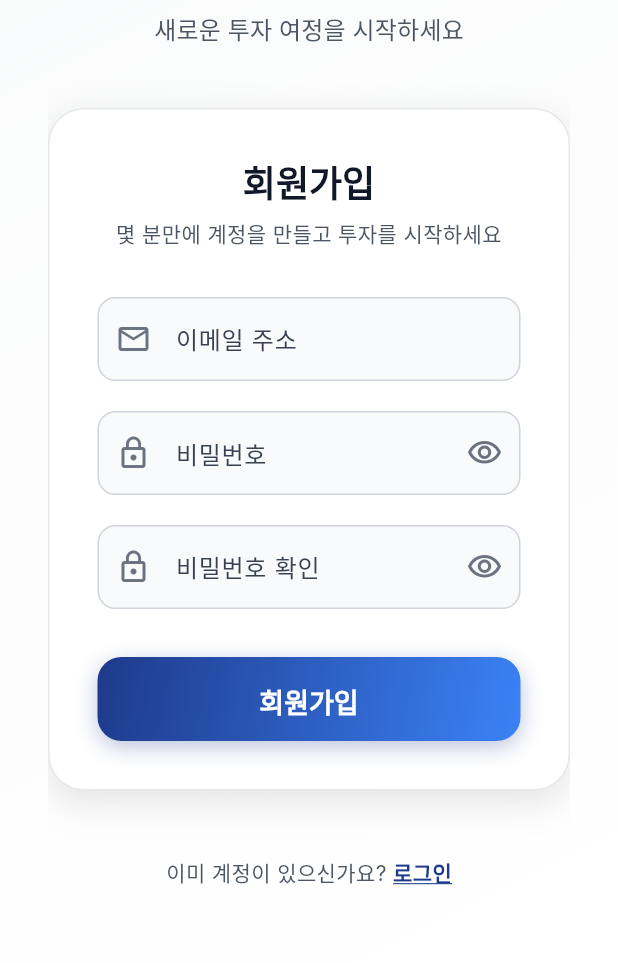
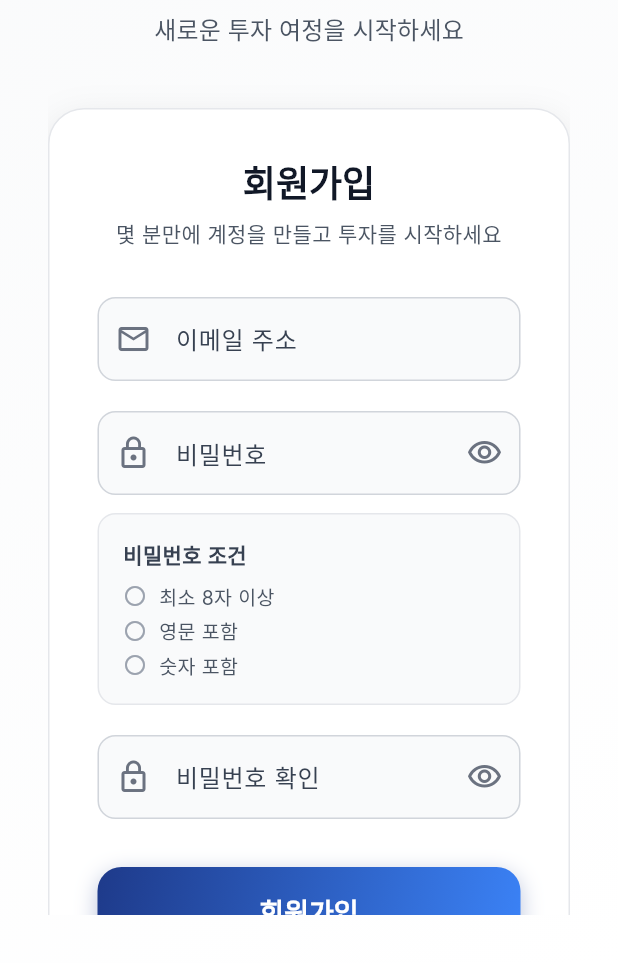
Before and after one commit to sbigstar0310/porta, a Flutter app: the RegisterScreen screen opened by its route, on a phone screen of 412 x 824 dp, the part 273-1236 px from its top. Run offline on Flutter 3.47's test engine with Material 3 defaults, Android fonts, the phone set to English and light mode, and no system bars; our stand-ins replace dio, equatable, flutter_bloc, flutter_dotenv, flutter_markdown, flutter_secure_storage and 3 more; accounts and stored records are empty; network calls fail; Roboto replaces fonts that are missing (Inter).

Commit message:
[feat:frontend] Implement password validation and requirements display in registration screen
- Added password validation logic to ensure minimum length, letter, and number requirements are met.
- Introduced a visual display of password requirements to guide users during registration.
- Updated form validation to reflect new password criteria.

```diff
--- a/frontend/lib/screens/auth/register_screen.dart
+++ b/frontend/lib/screens/auth/register_screen.dart
@@ -23,14 +23,37 @@ class _RegisterScreenState extends State<RegisterScreen> {
   bool _obscurePassword = true;
   bool _obscureConfirmPassword = true;
 
+  // 비밀번호 검증 상태
+  bool _hasMinLength = false;
+  bool _hasLetter = false;
+  bool _hasNumber = false;
+
+  @override
+  void initState() {
+    super.initState();
+    _passwordController.addListener(_validatePassword);
+  }
+
   @override
   void dispose() {
+    _passwordController.removeListener(_validatePassword);
     _emailController.dispose();
     _passwordController.dispose();
     _confirmPasswordController.dispose();
     _nameController.dispose();
     super.dispose();
   }
+
+  void _validatePassword() {
+    final password = _passwordController.text;
+    setState(() {
+      _hasMinLength = password.length >= 8;
+      _hasLetter = RegExp(r'[a-zA-Z]').hasMatch(password);
+      _hasNumber = RegExp(r'[0-9]').hasMatch(password);
+    });
+  }
+
+  bool get _isPasswordValid => _hasMinLength && _hasLetter && _hasNumber;
 
   void _handleRegister() {
     if (!_formKey.currentState!.validate()) return;
@@ -286,19 +309,24 @@ class _RegisterScreenState extends State<RegisterScreen> {
                 if (value == null || value.isEmpty) {
                   return '비밀번호를 입력해주세요';
                 }
-                if (value.length < 6) {
-                  return '비밀번호는 6자 이상이어야 합니다';
+                if (!_isPasswordValid) {
+                  return '비밀번호 조건을 만족해주세요';
                 }
                 return null;
               },
               onFieldSubmitted: (_) => FocusScope.of(context).nextFocus(),
             ),
+            const SizedBox(height: 12),
+
+            // 비밀번호 조건 안내
+            _buildPasswordRequirements(isDark),
             const SizedBox(height: 20),
 
             // Confirm password field
             TextFormField(
               controller: _confirmPasswordController,
               obscureText: _obscureConfirmPassword,
+              textInputAction: TextInputAction.done,
               style: TextStyle(
                 fontSize: 16,
                 color: isDark ? Colors.white : AppColors.neutralGray900,
@@ -436,6 +464,70 @@ class _RegisterScreenState extends State<RegisterScreen> {
     );
   }
 
+  Widget _buildPasswordRequirements(bool isDark) {
+    return Container(
+      padding: const EdgeInsets.all(16),
+      decoration: BoxDecoration(
+        color: isDark
+            ? AppColors.darkSurfaceVariant.withOpacity(0.5)
+            : AppColors.neutralGray50,
+        borderRadius: BorderRadius.circular(12),
+        border: Border.all(
+          color: isDark ? AppColors.neutralGray700 : AppColors.neutralGray200,
+          width: 1,
+        ),
+      ),
+      child: Column(
+        crossAxisAlignment: CrossAxisAlignment.start,
+        children: [
+          Text(
+            '비밀번호 조건',
+            style: TextStyle(
+              fontSize: 14,
+              fontWeight: FontWeight.w600,
+              color: isDark
+                  ? AppColors.neutralGray300
+                  : AppColors.neutralGray700,
+            ),
+          ),
+          const SizedBox(height: 8),
+          _buildRequirementItem('최소 8자 이상', _hasMinLength, isDark),
+          const SizedBox(height: 4),
+          _buildRequirementItem('영문 포함', _hasLetter, isDark),
+          const SizedBox(height: 4),
+          _buildRequirementItem('숫자 포함', _hasNumber, isDark),
+        ],
+      ),
+    );
+  }
+
+  Widget _buildRequirementItem(String text, bool isValid, bool isDark) {
+    return Row(
+      children: [
+        Icon(
+          isValid ? Icons.check_circle : Icons.radio_button_unchecked,
+          size: 16,
+          color: isValid
+              ? Colors.green
+              : (isDark ? AppColors.neutralGray500 : AppColors.neutralGray400),
+        ),
+        const SizedBox(width: 8),
+        Text(
+          text,
+          style: TextStyle(
+            fontSize: 13,
+            color: isValid
+                ? (isDark ? Colors.green.shade300 : Colors.green.shade700)
+                : (isDark
+                      ? AppColors.neutralGray400
+                      : AppColors.neutralGray600),
+            fontWeight: isValid ? FontWeight.w500 : FontWeight.normal,
+          ),
+        ),
+      ],
+    );
+  }
+
   Widget _buildLoginLink(BuildContext context) {
     return Container(
       padding: const EdgeInsets.all(20),
```
